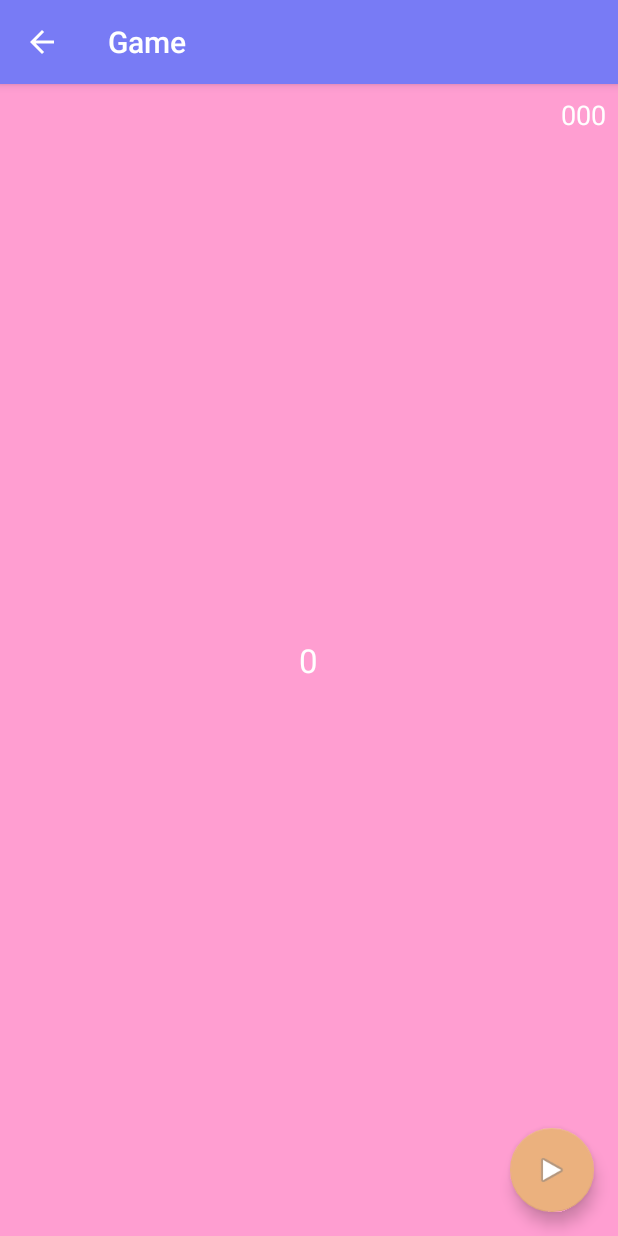
After one commit to moritalous/MyMario, an Android app: the CountGameActivity screen opened directly, with no data from a screen before it, on a phone screen of 412 x 824 dp. The commit adds this screen. Run offline under Robolectric (Android 15) with nearby library versions, the phone set to English and light mode, and no system bars; libraries missing offline, so code that uses them is left out: com.squareup.seismic; pictures from the network do not load; 1 statement that could not run was skipped.

Commit message:
ゲーム　追加

```diff
--- /dev/null
+++ b/app/src/main/java/forest/rice/field/k/mymario/CountGameActivity.java
@@ -0,0 +1,151 @@
+package forest.rice.field.k.mymario;
+
+import android.hardware.SensorManager;
+import android.os.Bundle;
+import android.os.Handler;
+import android.support.design.widget.FloatingActionButton;
+import android.support.v7.app.ActionBar;
+import android.support.v7.app.AppCompatActivity;
+import android.support.v7.widget.Toolbar;
+import android.util.Log;
+import android.view.MenuItem;
+import android.view.View;
+import android.widget.TextView;
+
+import com.squareup.seismic.ShakeDetector;
+
+import forest.rice.field.k.mymario.media.HurryUpMediaPlayer;
+import forest.rice.field.k.mymario.media.MyMediaPlayer;
+import forest.rice.field.k.mymario.media.OneUpMediaPlayer;
+import forest.rice.field.k.mymario.sound.CoinSound;
+import forest.rice.field.k.mymario.utils.CountDown;
+
+public class CountGameActivity extends AppCompatActivity implements CountDown.CountDownCallback, ShakeDetector.Listener, MyMediaPlayer.MyMediaPlayerOnCompletionListener {
+
+    private FloatingActionButton fab;
+    private TextView textCount;
+    private TextView textTimer;
+
+    private ShakeDetector sd;
+
+    private CoinSound coinSound;
+
+    private int count = 0;
+
+    private Handler handler;
+
+    @Override
+    protected void onCreate(Bundle savedInstanceState) {
+        super.onCreate(savedInstanceState);
+        setContentView(R.layout.activity_count_game);
+        Toolbar toolbar = (Toolbar) findViewById(R.id.toolbar);
+        setSupportActionBar(toolbar);
+
+        ActionBar actionBar = getSupportActionBar();
+        if (actionBar != null) {
+            actionBar.setDisplayHomeAsUpEnabled(true);
+        }
+
+        handler = new Handler();
+
+        fab = (FloatingActionButton) findViewById(R.id.fab);
+        fab.setOnClickListener(new View.OnClickListener() {
+            @Override
+            public void onClick(View view) {
+                textTimer.setText(String.format("%1$03d", 10));
+
+                count = 0;
+                textCount.setText(String.valueOf(count));
+
+                fab.hide();
+
+                playStartSound();
+            }
+        });
+
+        textTimer = (TextView) findViewById(R.id.text);
+
+        textCount = (TextView) findViewById(R.id.textCount);
+        textCount.setText(String.valueOf(count));
+
+        coinSound = new CoinSound(this);
+        sd = new ShakeDetector(this);
+    }
+
+    @Override
+    protected void onResume() {
+        super.onResume();
+    }
+
+    @Override
+    protected void onPause() {
+        super.onPause();
+
+        sd.stop();
+    }
+
+    @Override
+    public boolean onOptionsItemSelected(MenuItem item) {
+
+        switch (item.getItemId()) {
+            case android.R.id.home:
+                finish();
+                break;
+            default:
+                break;
+        }
+
+        return super.onOptionsItemSelected(item);
+    }
+
+
+    @Override
+    public void post(int nowCount) {
+        textTimer.setText(String.format("%1$03d", nowCount));
+    }
+
+    @Override
+    public void finish(int nowCount) {
+        fab.show();
+        textTimer.setText(String.format("%1$03d", nowCount));
+        sd.stop();
+
+        playStopSound();
+    }
+
+    @Override
+    public void hearShake() {
+        Log.i("Shake", "Shake");
+        coinSound.play();
+        count++;
+        textCount.setText(String.valueOf(count));
+    }
+
+    private void playStartSound() {
+        MyMediaPlayer player = new HurryUpMediaPlayer(this);
+        player.setOnCompletionListener(this);
+        player.start();
+    }
+
+    private void playStopSound() {
+        MyMediaPlayer player = new OneUpMediaPlayer(this);
+        player.start();
+    }
+
+    private void startCountDown() {
+        CountDown countDown = new CountDown(handler, CountGameActivity.this);
+        try {
+            countDown.startCountDown(1000, 10);
+
+            SensorManager sensorManager = (SensorManager) getSystemService(SENSOR_SERVICE);
+            sd.start(sensorManager);
+        } catch (IllegalAccessException e) {
+            e.printStackTrace();
+        }
+    }
+
+    @Override
+    public void onCompletion() {
+        startCountDown();
+    }
+}
--- /dev/null
+++ b/app/src/main/res/layout/activity_count_game.xml
@@ -0,0 +1,34 @@
+<?xml version="1.0" encoding="utf-8"?>
+<android.support.design.widget.CoordinatorLayout xmlns:android="http://schemas.android.com/apk/res/android"
+    xmlns:app="http://schemas.android.com/apk/res-auto"
+    xmlns:tools="http://schemas.android.com/tools"
+    android:layout_width="match_parent"
+    android:layout_height="match_parent"
+    android:fitsSystemWindows="true"
+    tools:context=".CountGameActivity">
+
+    <android.support.design.widget.AppBarLayout
+        android:layout_width="match_parent"
+        android:layout_height="wrap_content"
+        android:theme="@style/AppTheme.AppBarOverlay">
+
+        <android.support.v7.widget.Toolbar
+            android:id="@+id/toolbar"
+            android:layout_width="match_parent"
+            android:layout_height="?attr/actionBarSize"
+            android:background="?attr/colorPrimary"
+            app:popupTheme="@style/AppTheme.PopupOverlay" />
+
+    </android.support.design.widget.AppBarLayout>
+
+    <include layout="@layout/content_count_game" />
+
+    <android.support.design.widget.FloatingActionButton
+        android:id="@+id/fab"
+        android:layout_width="wrap_content"
+        android:layout_height="wrap_content"
+        android:layout_gravity="bottom|end"
+        android:layout_margin="@dimen/fab_margin"
+        android:src="@android:drawable/ic_media_play" />
+
+</android.support.design.widget.CoordinatorLayout>
--- /dev/null
+++ b/app/src/main/res/layout/content_count_game.xml
@@ -0,0 +1,36 @@
+<?xml version="1.0" encoding="utf-8"?>
+<RelativeLayout xmlns:android="http://schemas.android.com/apk/res/android"
+    xmlns:app="http://schemas.android.com/apk/res-auto"
+    xmlns:tools="http://schemas.android.com/tools"
+    android:layout_width="match_parent"
+    android:layout_height="match_parent"
+    android:background="@color/PeachBasic"
+    android:paddingBottom="@dimen/activity_vertical_margin"
+    android:paddingLeft="@dimen/activity_horizontal_margin"
+    android:paddingRight="@dimen/activity_horizontal_margin"
+    android:paddingTop="@dimen/activity_vertical_margin"
+    app:layout_behavior="@string/appbar_scrolling_view_behavior"
+    tools:context=".CountGameActivity"
+    tools:showIn="@layout/activity_count_game">
+
+    <TextView
+        android:id="@+id/text"
+        android:layout_width="wrap_content"
+        android:layout_height="wrap_content"
+        android:layout_alignParentRight="true"
+        android:layout_alignParentTop="true"
+        android:text="000"
+        android:textAppearance="?android:attr/textAppearanceMedium"
+        android:textColor="@android:color/white" />
+
+    <TextView
+        android:id="@+id/textCount"
+        android:layout_width="wrap_content"
+        android:layout_height="wrap_content"
+        android:layout_centerHorizontal="true"
+        android:layout_centerVertical="true"
+        android:text="0"
+        android:textAppearance="?android:attr/textAppearanceLarge"
+        android:textColor="@android:color/white" />
+
+</RelativeLayout>
--- a/app/src/main/res/values/colors.xml
+++ b/app/src/main/res/values/colors.xml
@@ -6,5 +6,6 @@
 
     <color name="marioBasic">#d30a0a</color>
     <color name="LuigiBasic">#0ad30a</color>
+    <color name="PeachBasic">#ff9ed1</color>
 
 </resources>
```
Also changed, not shown: app/src/main/AndroidManifest.xml (+8 -2 lines), app/src/main/java/forest/rice/field/k/mymario/MainActivity.java (+12 -2 lines), app/src/main/java/forest/rice/field/k/mymario/media/HurryUpMediaPlayer.java (added, +17 -0 lines), app/src/main/java/forest/rice/field/k/mymario/media/MyMediaPlayer.java (added, +50 -0 lines), app/src/main/java/forest/rice/field/k/mymario/media/OneUpMediaPlayer.java (added, +17 -0 lines), app/src/main/java/forest/rice/field/k/mymario/utils/CountDown.java (added, +66 -0 lines), app/src/main/res/layout/content_main.xml (+11 -1 lines), app/src/main/res/values/strings.xml (+9 -4 lines), 2 other files.
